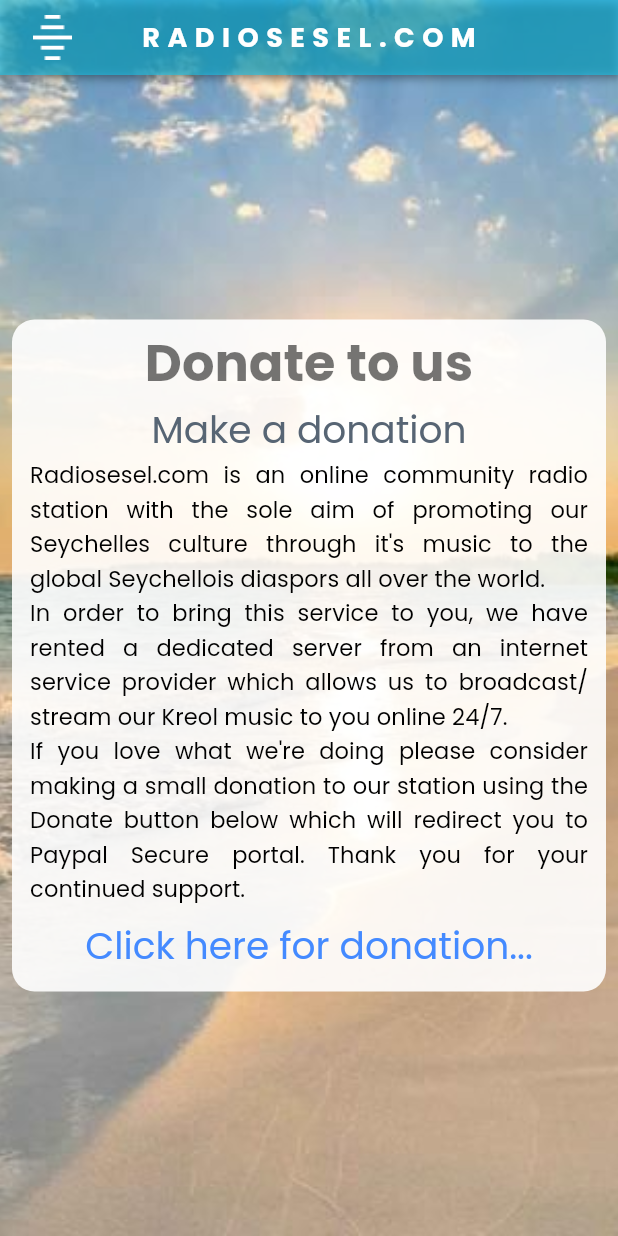
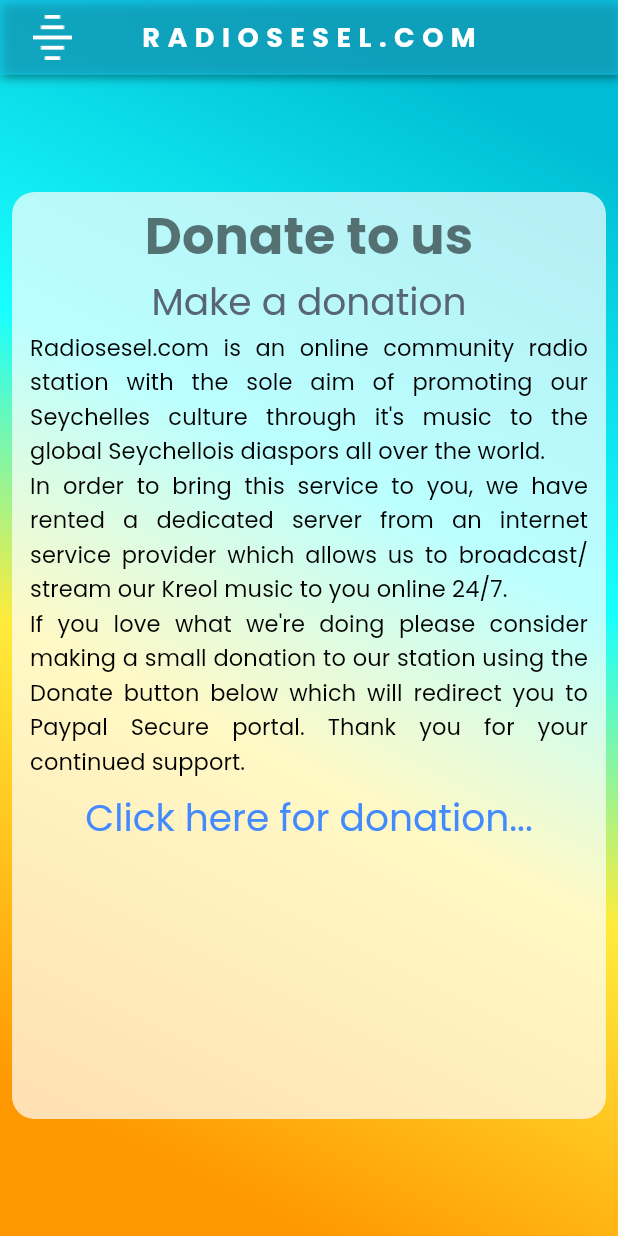
Before and after one commit to VorpsTechnology/Radiosesel-app, a Flutter app: the DonationScreen screen opened directly, on a phone screen of 412 x 824 dp. Run offline on Flutter 3.47's test engine with Material 2 defaults, Android fonts, the phone set to English and light mode, and no system bars; our stand-ins replace another_flushbar, cloud_firestore, connectivity, country_picker, easy_localization, firebase_auth and 16 more; missing offline and left inert: flutter_radio_player, we_slide, xml2json; accounts and stored records are empty; network calls fail; statements that could not run were skipped.

Commit message:
bg gradient color changed

```diff
--- a/lib/components/random_cover.dart
+++ b/lib/components/random_cover.dart
@@ -1,4 +1,4 @@
-import 'dart:async';
+// import 'dart:async';
 import 'dart:math';
 
 import 'package:flutter/material.dart';
@@ -35,14 +35,48 @@ class _RandomCoverState extends State<RandomCover> {
   @override
   Widget build(BuildContext context) {
     return SizedBox(
-      height: MediaQuery.of(context).size.height,
-      width: MediaQuery.of(context).size.width,
+      height: MediaQuery.of(context).size.height/2.2,
+      width: MediaQuery.of(context).size.width*.8,
       child: Image.asset(
         currentImg,
-        width: MediaQuery.of(context).size.width,
-        height: MediaQuery.of(context).size.height,
-        fit: BoxFit.fitHeight,
+        // width: MediaQuery.of(context).size.width,
+        // height: MediaQuery.of(context).size.height,
+        fit: BoxFit.cover,
       ),
     );
   }
 }
+
+class GradientBG extends StatelessWidget {
+  const GradientBG({super.key, this.child});
+  final Widget? child;
+  @override
+  Widget build(BuildContext context) {
+    return Container(
+      height: MediaQuery.of(context).size.height,
+      width: MediaQuery.of(context).size.width,
+      decoration: const BoxDecoration(
+          gradient: LinearGradient(
+        begin: Alignment.topRight,
+        end: Alignment.bottomLeft,
+        stops: [
+          0.1,
+          0.4,
+          0.6,
+          0.9,
+        ],
+        colors: [
+          Colors.cyan,
+          Colors.cyanAccent,
+          Colors.yellow,
+          Colors.orange,
+        ],
+        // colors: [
+        //   Color.fromARGB(255, 1, 207, 235),
+        //   Colors.orange,
+        // ],
+      )),
+      child: child,
+    );
+  }
+}
--- a/lib/screens/donation/donation.dart
+++ b/lib/screens/donation/donation.dart
@@ -14,17 +14,19 @@ class DonationScreen extends StatelessWidget {
     return Scaffold(
       body: Stack(
         children: [
-          const RandomCover(),
+          const GradientBG(),
           Column(
             children: [
               const CustomNavigationBar(),
               const Spacer(),
               Container(
+                height: MediaQuery.of(context).size.height * .75,
                 margin: const EdgeInsets.symmetric(horizontal: 8),
                 padding: const EdgeInsets.all(4),
                 decoration: BoxDecoration(
-                    color: Colors.white.withOpacity(.9),
+                    color: Colors.white.withAlpha(180),
                     borderRadius: BorderRadius.circular(15)),
+                child: SingleChildScrollView(
                   child: Column(
                     children: [
                       Text(
@@ -70,13 +72,15 @@ class DonationScreen extends StatelessWidget {
                                 valueListenable: pageManager.playButtonNotifier,
                                 builder: (_, value, __) {
                                   return SizedBox(
-                                  height: value == ButtonState.playing ? 60 : 0,
+                                    height:
+                                        value == ButtonState.playing ? 60 : 0,
                                   );
                                 })
                           ],
                         ),
                       ),
                     ],
+                  ),
                 ),
               ),
               const Spacer(),
--- a/lib/screens/news/news_detail.dart
+++ b/lib/screens/news/news_detail.dart
@@ -43,7 +43,7 @@ class _NewsDetailState extends State<NewsDetail> {
       body: SafeArea(
           child: Stack(
         children: [
-          const RandomCover(),
+          const GradientBG(),
           Column(
             children: [
               CustomNavigationBar(
--- a/lib/screens/news/news_listing.dart
+++ b/lib/screens/news/news_listing.dart
@@ -1,4 +1,3 @@
-import 'dart:developer';
 
 import 'package:flutter/material.dart';
 import 'package:get/get.dart';
@@ -60,7 +59,7 @@ class _NewsListingState extends State<NewsListing> {
         body: SafeArea(
       child: Stack(
         children: [
-          const RandomCover(),
+          const GradientBG(),
           GetBuilder<NewsController>(builder: (ctx) {
             List<Item> _data = newsController.news;
 
--- a/lib/screens/radio/radio_detail.dart
+++ b/lib/screens/radio/radio_detail.dart
@@ -39,7 +39,7 @@ class RadioDetailState extends State<RadioDetail> {
   Widget radioImage() {
     return Stack(
       children: [
-        const RandomCover(),
+        const GradientBG(),
         Container(
           height: MediaQuery.of(context).size.height,
           width: double.infinity,
--- a/pubspec.yaml
+++ b/pubspec.yaml
@@ -21,8 +21,6 @@ dependencies:
   flutter_zoom_drawer: ^3.0.4+1
   google_mobile_ads: 3.0.0
   share_plus: ^7.0.2
-  flutter_test:
-    sdk: flutter
   firebase_core: ^1.17.1
   firebase_auth: ^3.3.19
   firebase_storage: ^10.2.17
@@ -52,6 +50,8 @@ dependencies:
 
 dev_dependencies:
 
+  flutter_test:
+    sdk: flutter
   # The "flutter_lints" package below contains a set of recommended lints to
   # encourage good coding practices. The lint set provided by the package is
   # activated in the `analysis_options.yaml` file located at the root of your
```
Also changed, not shown: lib/components/radio/music_visualizer.dart (+4 -4 lines), lib/screens/player/player_controler.dart (+37 -21 lines), lib/main.dart (line endings or trailing spaces), pubspec.lock. Lines whose indentation alone changed are shown as unchanged.
